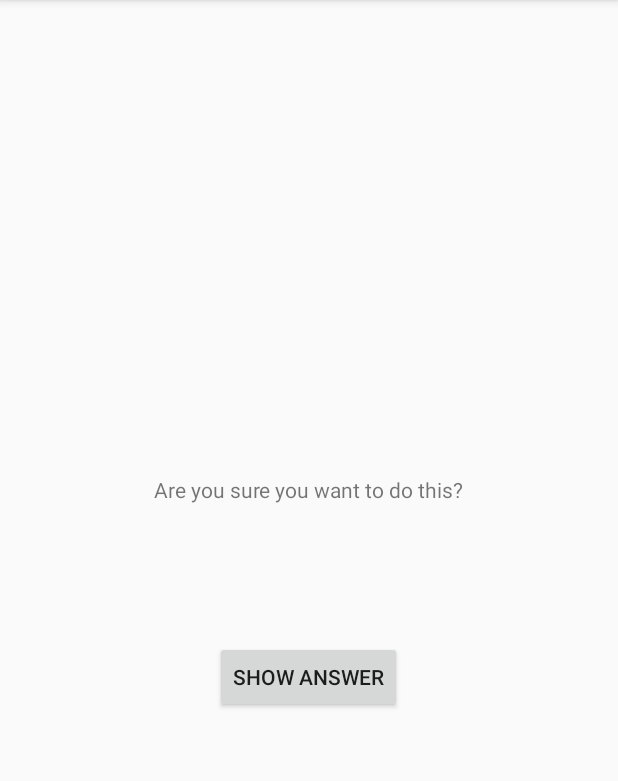
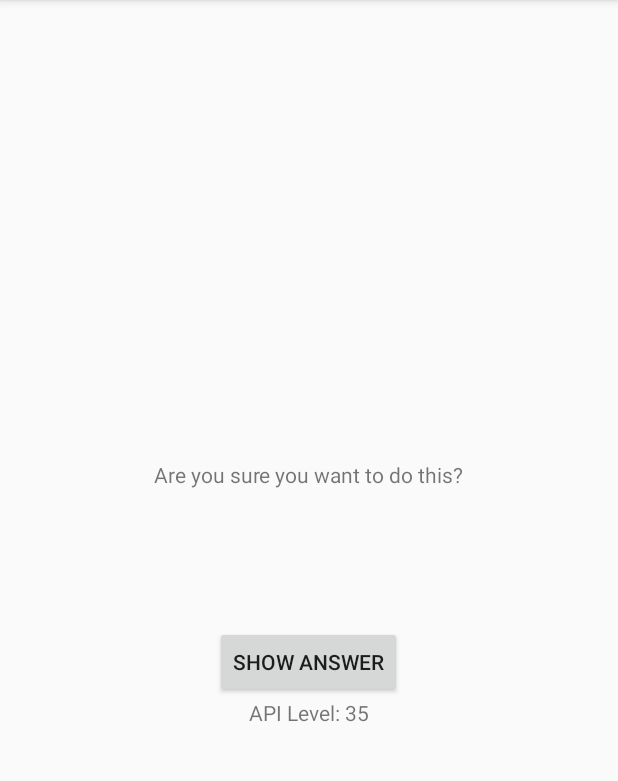
Before and after one commit to ur15975/Android-programming-the-big-nerd-ranch-guide, an Android app: the screen it shows after launch (CheatActivity), after a tap on "CHEAT!", on a phone screen of 412 x 824 dp, the part 84-865 px from its top. Run offline under Robolectric (Android 15) with nearby library versions, the phone set to English and light mode, and no system bars.

Commit message:
第6章 挑战练习

```diff
--- a/app/src/main/java/com/example/ur15975outlookcom/geoquiz/CheatActivity.java
+++ b/app/src/main/java/com/example/ur15975outlookcom/geoquiz/CheatActivity.java
@@ -25,6 +25,7 @@ public class CheatActivity extends AppCompatActivity {
     private boolean mAnswerIsTrue;
     private TextView mAnswerTextView;
     private Button mShowAnswer;
+    private TextView mAndroidSDKVersion;
 
     public static Intent newIntent(Context packageContext, boolean answerIsTrue) {
         Intent i = new Intent(packageContext, CheatActivity.class);
@@ -47,7 +48,12 @@ public class CheatActivity extends AppCompatActivity {
         super.onCreate(savedInstanceState);
         setContentView(R.layout.activity_cheat);
 
+
+
         mAnswerIsTrue = getIntent().getBooleanExtra(EXTRA_ANSWER_IS_TRUE, false);
+
+        mAndroidSDKVersion = (TextView) findViewById(R.id.android_sdk_version);
+        mAndroidSDKVersion.setText("API Level: " + Build.VERSION.SDK_INT);
 
         mAnswerTextView = (TextView)findViewById(R.id.answer_text_view);
         mShowAnswer = (Button)findViewById(R.id.show_answer_button);
--- a/app/src/main/res/layout/activity_cheat.xml
+++ b/app/src/main/res/layout/activity_cheat.xml
@@ -25,4 +25,9 @@
         android:layout_height="wrap_content"
         android:text="@string/show_answer_button"/>
 
+    <TextView
+        android:layout_width="wrap_content"
+        android:layout_height="wrap_content"
+        android:id="@+id/android_sdk_version"/>
+
 </LinearLayout>
```
